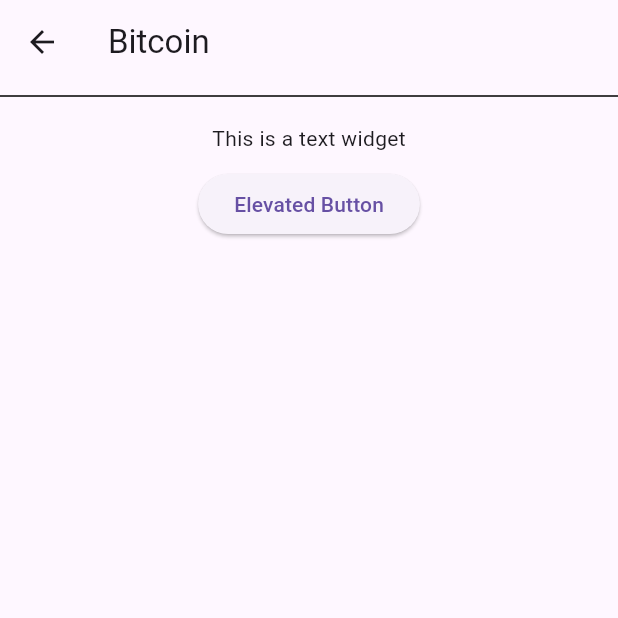
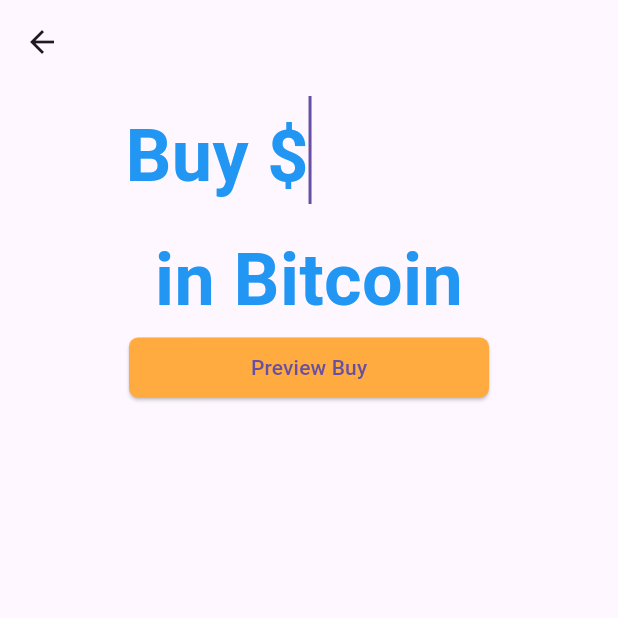
Before and after one commit to medranomiler/bitcoin_demo_app, a Flutter app: the screen it shows after launch, after a tap on "Buy Bitcoin", on a phone screen of 412 x 824 dp, the top half of it. Run offline on Flutter 3.47's test engine with Material 3 defaults, Android fonts, the phone set to English and light mode, and no system bars; our stand-ins replace fl_chart; network calls fail.

Commit message:
created buy bitcoin page and preview buy page

```diff
--- a/lib/buy_bitcoin.dart
+++ b/lib/buy_bitcoin.dart
@@ -1,4 +1,5 @@
 import "package:flutter/material.dart";
+import 'preview_button.dart';
 
 class BuyBitcoinPage extends StatefulWidget {
   const BuyBitcoinPage({super.key});
@@ -11,26 +12,51 @@
   @override
   Widget build(BuildContext context) {
     return Scaffold(
-      appBar: AppBar(
-        title: const Text("Bitcoin"),
-      ),
-      body: Column(
-        children: [
-          const Divider(color: Colors.black),
-          Container(
-            padding: const EdgeInsets.all(10),
-            child: const Center(
-              child: Text("This is a text widget"),
+      appBar: AppBar(),
+      body: const Column(children: [
+        Row(
+          crossAxisAlignment: CrossAxisAlignment.center,
+          children: <Widget>[
+            Expanded(
+              child: Text(
+                "Buy \$",
+                textAlign: TextAlign.right,
+                style: TextStyle(
+                    fontSize: 48,
+                    fontWeight: FontWeight.w700,
+                    color: Colors.blue),
+              ),
             ),
-          ),
-          ElevatedButton(
-            onPressed: () {
-              debugPrint("elevated button pressed");
-            },
-            child: const Text("Elevated Button"),
-          ),
-        ],
-      ),
+            Expanded(
+              child: Padding(
+                padding: EdgeInsets.only(bottom: 8),
+                child: TextField(
+                  autofocus: true,
+                  keyboardType: TextInputType.number,
+                  enableSuggestions: true,
+                  autocorrect: true,
+                  style: TextStyle(
+                      fontSize: 48,
+                      fontWeight: FontWeight.w700,
+                      color: Colors.black),
+                  textAlignVertical: TextAlignVertical.bottom,
+                  textAlign: TextAlign.left,
+                  expands: false,
+                  decoration: InputDecoration(
+                    border: UnderlineInputBorder(borderSide: BorderSide.none),
+                  ),
+                ),
+              ),
+            )
+          ],
+        ),
+        Text(
+          "in Bitcoin",
+          style: TextStyle(
+              fontSize: 48, fontWeight: FontWeight.w700, color: Colors.blue),
+        ),
+        PreviewButton()
+      ]),
     );
   }
 }
--- a/lib/main.dart
+++ b/lib/main.dart
@@ -1,7 +1,7 @@
 import "package:bitcoin_demo_app/home_page.dart";
 import "package:flutter/material.dart";
 
-void main() => runApp(MyApp());
+void main() => runApp(const MyApp());
 
 class MyApp extends StatelessWidget {
   const MyApp({Key? key}) : super(key: key);
@@ -32,7 +32,7 @@
       appBar: AppBar(
         title: const Text("Home"),
       ),
-      body: HomePage(),
+      body: const HomePage(),
       bottomNavigationBar: NavigationBar(
           destinations: const [
             NavigationDestination(icon: Icon(Icons.home), label: "Home"),
--- /dev/null
+++ b/lib/preview_button.dart
@@ -0,0 +1,31 @@
+import "package:bitcoin_demo_app/preview_buy.dart";
+import "package:flutter/material.dart";
+import "buy_bitcoin.dart";
+
+class PreviewButton extends StatelessWidget {
+  const PreviewButton({super.key});
+
+  @override
+  Widget build(BuildContext context) {
+    return SizedBox(
+          width: 240,
+          child: ElevatedButton(
+              onPressed: () {
+                Navigator.of(context).push(
+                  MaterialPageRoute(
+                    builder: (BuildContext context) {
+                      return const PreviewBuyPage();
+                    },
+                  ),
+                );
+              },
+              style: ElevatedButton.styleFrom(
+                backgroundColor: Colors.orangeAccent,
+                shape: RoundedRectangleBorder(
+                  borderRadius: BorderRadius.circular(6),
+                ),
+              ),
+              child: const Text('Preview Buy')),
+        );
+  }
+}
--- /dev/null
+++ b/lib/preview_buy.dart
@@ -0,0 +1,21 @@
+import "package:flutter/material.dart";
+
+class PreviewBuyPage extends StatefulWidget {
+  const PreviewBuyPage({super.key});
+
+  @override
+  State<PreviewBuyPage> createState() => _PreviewBuyPageState();
+}
+
+class _PreviewBuyPageState extends State<PreviewBuyPage> {
+  @override
+  Widget build(BuildContext context) {
+    return Scaffold(
+      appBar: AppBar(),
+      body: const Column(children: [
+        Text("Preview Buy"),
+        Text("Preview Buy"),
+      ],)
+    );
+  }
+}
```
